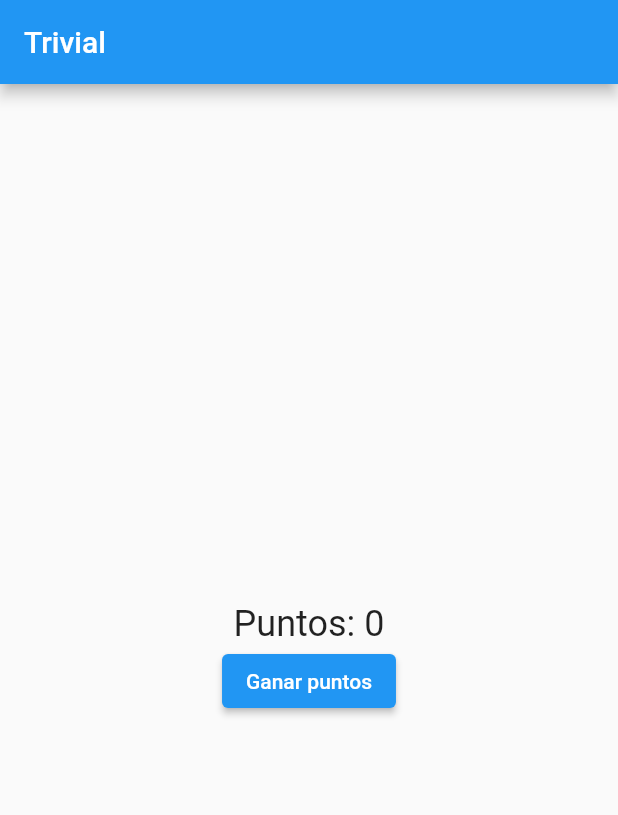
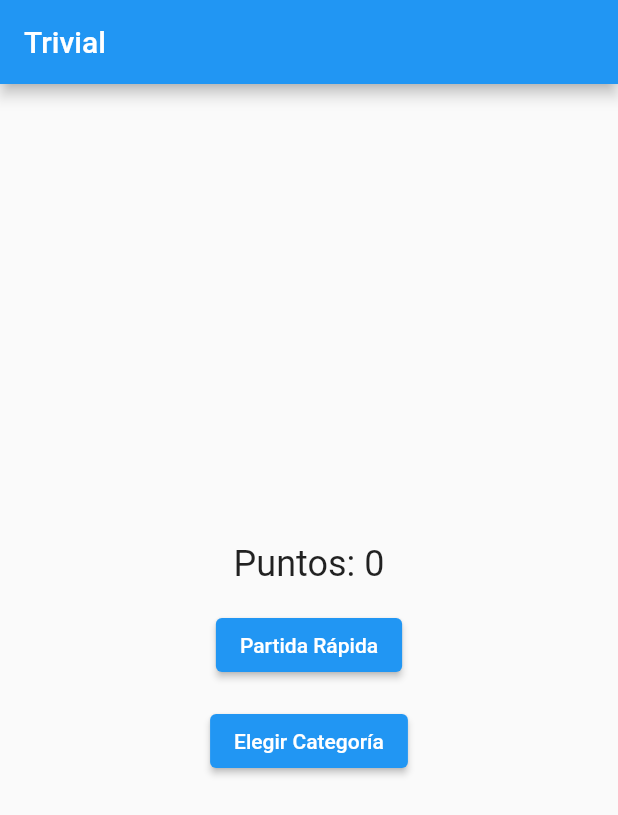
Before and after one commit to Jesuskp94/trivialcurnuetec, a Flutter app: the screen it shows after launch, on a phone screen of 412 x 824 dp. Shown: the top 815 px of the screen. Run offline on Flutter 3.47's test engine with Material 2 defaults, Android fonts, the phone set to English and light mode, and no system bars.

Commit message:
Update MyApp.dart

```diff
--- a/lib/MyApp.dart
+++ b/lib/MyApp.dart
@@ -1,6 +1,8 @@
 import 'package:flutter/material.dart';
 
-void main() { runApp(MyApp()); }
+void main() {
+  runApp(MyApp());
+}
 
 class MyApp extends StatefulWidget {
   const MyApp({super.key});
@@ -26,7 +28,7 @@ class _MyAppState extends State<MyApp> {
         appBar: AppBar(
           title: Text('Trivial'),
         ),
-        body: Center (
+        body: Center(
           child: Column(
             mainAxisAlignment: MainAxisAlignment.center,
             children: <Widget>[
@@ -34,12 +36,19 @@ class _MyAppState extends State<MyApp> {
                 'Puntos: $puntos', // Muestra la cantidad de puntos
                 style: TextStyle(fontSize: 24),
               ),
+              SizedBox(height: 16), // Espacio en blanco
               ElevatedButton(
                 onPressed: () {
-                  // Simula ganar puntos al presionar un botón
-                  sumarPuntos(10); // Puedes cambiar la cantidad de puntos ganados
+                  // Agrega aquí la lógica para iniciar una partida rápida
                 },
-                child: Text('Ganar puntos'),
+                child: Text('Partida Rápida'),
+              ),
+              SizedBox(height: 16), // Espacio en blanco
+              ElevatedButton(
+                onPressed: () {
+                  // Agrega aquí la lógica para elegir la categoría
+                },
+                child: Text('Elegir Categoría'),
               ),
             ],
           ),
```
